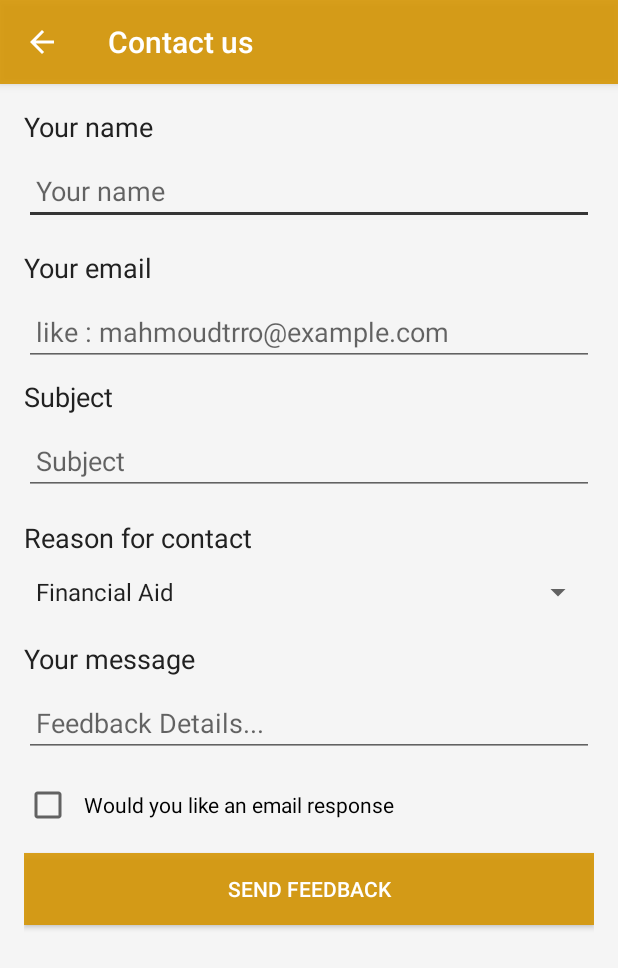
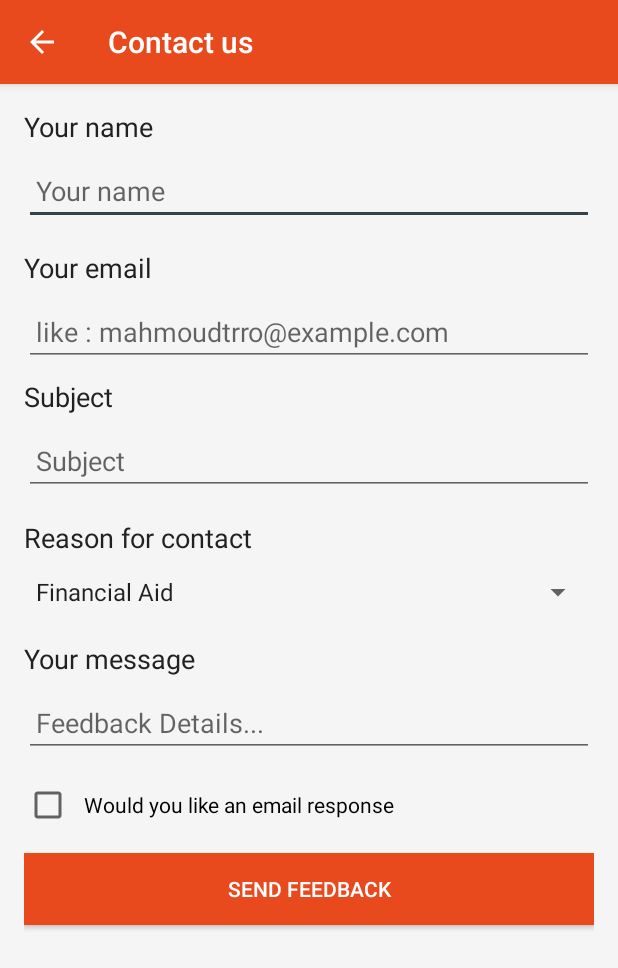
Before and after one commit to nabil-hfz/Zeon, an Android app: the ContactActivity screen opened directly, with no data from a screen before it, on a phone screen of 412 x 824 dp. Shown: the top 968 px of the screen. Run offline under Robolectric (Android 15) with nearby library versions, the phone set to English and light mode, and no system bars; network calls fail.

Commit message:
Merge branch 'master' of https://github.com/nabil-hfz/Zeon
# Conflicts:
#	.idea/caches/build_file_checksums.ser

```diff
--- a/app/src/main/res/values/colors.xml
+++ b/app/src/main/res/values/colors.xml
@@ -1,8 +1,8 @@
 <?xml version="1.0" encoding="utf-8"?>
 <resources>
-    <color name="colorPrimary">#e1d59500</color>
-    <color name="colorPrimaryDark">#c8000000</color>
-    <color name="colorAccent">#c8000000</color>
+    <color name="colorPrimary">#e8491d</color>
+    <color name="colorPrimaryDark">#35424a</color>
+    <color name="colorAccent">#35424a</color>
     <color name="viewBg">#f1f5f8</color>
     <color name="nameMember">#000000</color>
     <color name="majorityMember">#4c4c4c</color>
```
